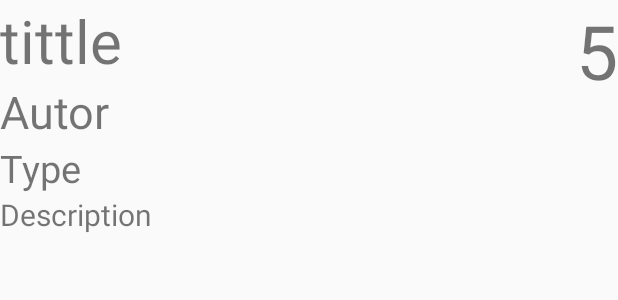
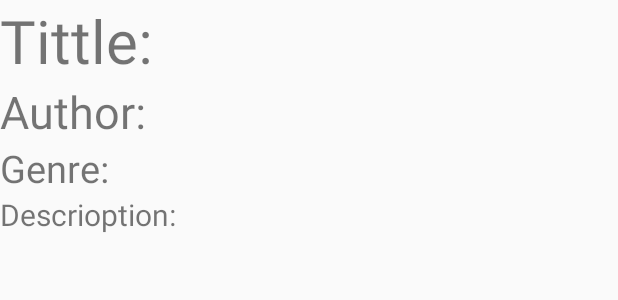
Before and after one commit to badwolf4/Books_Films_list, an Android app: the layout fragment_book_item_detailed.xml on its own in the app's theme, with its tools: preview values and no code run, on a phone screen of 412 x 824 dp. Shown: the top 300 px of the screen. Run offline under Robolectric (Android 15) with nearby library versions, the phone set to English and light mode, and no system bars.

Commit message:
user interfejs for books part v1

```diff
--- a/app/src/main/java/com/gohool/booksfilmslist/classes/Book.kt
+++ b/app/src/main/java/com/gohool/booksfilmslist/classes/Book.kt
@@ -1,6 +1,7 @@
 package com.gohool.booksfilmslist.classes
 
 data class Book (
+    var id : Int,
     var tittle : String,
     var author : String,
     var type : String,
--- a/app/src/main/res/layout/fragment_book_item_detailed.xml
+++ b/app/src/main/res/layout/fragment_book_item_detailed.xml
@@ -15,46 +15,84 @@
             android:layout_width="wrap_content"
             android:layout_height="wrap_content"
             android:orientation="vertical">
-
+            <LinearLayout
+                android:layout_width="wrap_content"
+                android:layout_height="match_parent"
+                android:orientation="horizontal">
+                <TextView
+                    android:layout_width="wrap_content"
+                    android:layout_height="wrap_content"
+                    android:textSize="40sp"
+                    android:text="@string/tittle1"
+                    android:layout_marginEnd="20sp"/>
                 <TextView
                     android:id="@+id/tittle_detailed"
-                android:text="tittle"
                     android:textSize="40sp"
                     android:layout_width="wrap_content"
                     android:layout_height="wrap_content"
+                    />
+            </LinearLayout>
+
+            <LinearLayout
+                android:layout_width="wrap_content"
+                android:layout_height="match_parent"
+                android:orientation="horizontal">
+                <TextView
+
+                    android:layout_width="wrap_content"
+                    android:layout_height="wrap_content"
+                    android:text="@string/author1"
+                    android:textSize="30sp"
+                    android:layout_marginEnd="20sp"
                     />
                 <TextView
                     android:id="@+id/author_detailed"
                     android:layout_width="wrap_content"
                     android:layout_height="wrap_content"
-                android:text="Autor"
                     android:textSize="30sp"
+                    />
+            </LinearLayout>
+
+            <LinearLayout
+                android:layout_width="wrap_content"
+                android:layout_height="match_parent"
+                android:orientation="horizontal">
+                <TextView
+                    android:layout_width="wrap_content"
+                    android:layout_height="wrap_content"
+                    android:text="@string/type1"
+                    android:layout_marginEnd="20sp"
+                    android:textSize="25sp"
                     />
                 <TextView
                     android:id="@+id/type_detailed"
                     android:layout_width="wrap_content"
                     android:layout_height="wrap_content"
-                android:text="Type"
                     android:textSize="25sp"
                     />
             </LinearLayout>
+
+        </LinearLayout>
         <TextView
             android:id="@+id/priority_detailed"
-            android:layout_width="wrap_content"
+            android:layout_width="0dp"
             android:layout_height="wrap_content"
-            android:text="5"
             android:textSize="50sp"
             android:gravity="right"
             android:layout_weight="1"
 
             />
     </LinearLayout>
-
+    <TextView
+        android:layout_width="wrap_content"
+        android:layout_height="wrap_content"
+        android:text="@string/descrioption1"
+        android:textSize="20sp"
+        />
     <TextView
         android:id="@+id/description_detailed"
         android:layout_width="wrap_content"
         android:layout_height="wrap_content"
-        android:text="Description"
         android:textSize="20sp"
         />
 
--- a/app/src/main/res/values/colors.xml
+++ b/app/src/main/res/values/colors.xml
@@ -3,4 +3,6 @@
     <color name="colorPrimary">#673AB7</color>
     <color name="colorPrimaryDark">#311465</color>
     <color name="colorAccent">#DF7BA0</color>
+    <color name="backgroundWhite">#FFFFFF</color>
+    <color name="myPurpe">#8661C8</color>
 </resources>
--- a/app/src/main/res/values/strings.xml
+++ b/app/src/main/res/values/strings.xml
@@ -10,8 +10,15 @@
     <string name="tittle">Tittle</string>
     <string name="author">Author</string>
     <string name="type">Genre</string>
-    <string name="priority">Priority:</string>
+    <string name="priority">Priority</string>
     <string name="descrioption">Descrioption</string>
+
+    <string name="tittle1">Tittle:</string>
+    <string name="author1">Author:</string>
+    <string name="type1">Genre:</string>
+    <string name="priority1">Priority:</string>
+    <string name="descrioption1">Descrioption:</string>
+
     <string name="start_value">0</string>
     <string name="year">Year</string>
     <string name="film_type">Type</string>
@@ -21,5 +28,6 @@
     <string name="delete">Delete</string>
     <string name="copy">Copy</string>
     <string name="search">Search</string>
+    <string name="sort">Sort by</string>
 
 </resources>
```
Also changed, not shown: app/src/main/java/com/gohool/booksfilmslist/adapters/BookDataBaseHelper.kt (+7 -3 lines), app/src/main/java/com/gohool/booksfilmslist/adapters/BooksAdapter.kt (+5 -4 lines), app/src/main/java/com/gohool/booksfilmslist/fragments/BookDetailedFragment.kt (+4 -14 lines), app/src/main/java/com/gohool/booksfilmslist/fragments/BookEditFragment.kt (+3 -4 lines), app/src/main/java/com/gohool/booksfilmslist/fragments/BooksFragmet.kt (+26 -9 lines), app/src/main/res/drawable/card_view_shape.xml (added, +11 -0 lines), app/src/main/res/drawable/circle_button_shape.xml (added, +11 -0 lines), app/src/main/res/layout/book_item.xml (+18 -5 lines), app/src/main/res/layout/books_fragmet.xml (+12 -17 lines), app/src/main/res/menu/list_option_menu.xml (added, +41 -0 lines), app/src/main/res/menu/search_option_menu.xml (deleted, +0 -11 lines), app/src/main/res/menu/sort_books_context_menu.xml (added, +22 -0 lines), app/src/main/res/menu/detailed_option_menu.xml (renamed from app/src/main/res/menu/book_detailed_option_menu.xml), app/src/main/res/menu/edit_item_opion_menu.xml (renamed from app/src/main/res/menu/edit_item_menu.xml). Lines whose indentation alone changed are shown as unchanged.
